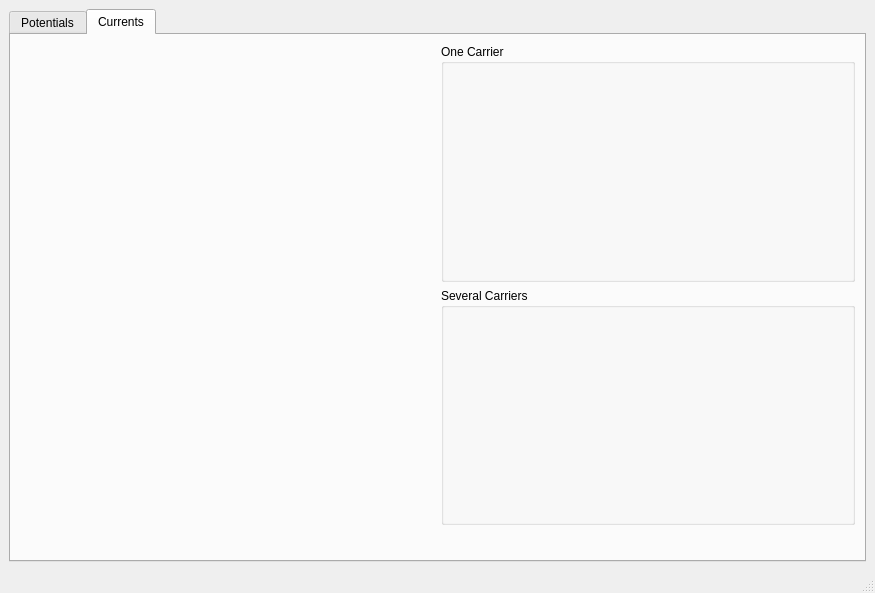
The window that src/mainWindow.ui (IFCA-HEP/TRACS) describes before a commit, drawn with Qt 5.
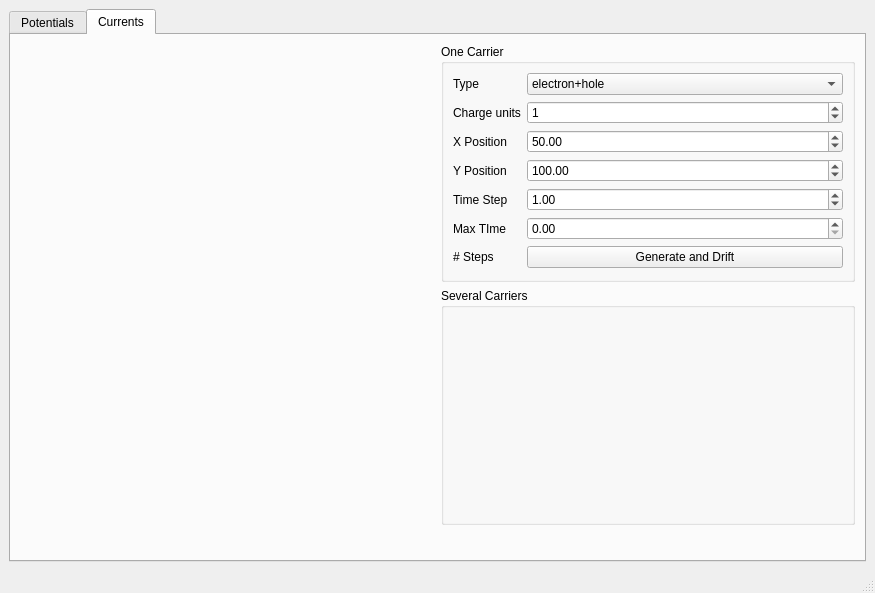
The same window after the commit. Custom widgets are drawn as their Qt base class.

Commit message: Plotring carrier drift

The edit to the form file:
```diff
--- a/src/mainWindow.ui
+++ b/src/mainWindow.ui
@@ -343,6 +343,123 @@
           <property name="title">
            <string>One Carrier</string>
           </property>
+          <layout class="QFormLayout" name="formLayout_2">
+           <item row="1" column="0">
+            <widget class="QLabel" name="label">
+             <property name="text">
+              <string>Charge units</string>
+             </property>
+            </widget>
+           </item>
+           <item row="6" column="1">
+            <widget class="QPushButton" name="single_carrier_button">
+             <property name="text">
+              <string>Generate and Drift</string>
+             </property>
+            </widget>
+           </item>
+           <item row="2" column="0">
+            <widget class="QLabel" name="label_3">
+             <property name="text">
+              <string>X Position</string>
+             </property>
+            </widget>
+           </item>
+           <item row="3" column="0">
+            <widget class="QLabel" name="label_4">
+             <property name="text">
+              <string>Y Position</string>
+             </property>
+            </widget>
+           </item>
+           <item row="0" column="0">
+            <widget class="QLabel" name="label_5">
+             <property name="text">
+              <string>Type</string>
+             </property>
+            </widget>
+           </item>
+           <item row="0" column="1">
+            <widget class="QComboBox" name="comboBox">
+             <item>
+              <property name="text">
+               <string>electron+hole</string>
+              </property>
+             </item>
+             <item>
+              <property name="text">
+               <string>electron</string>
+              </property>
+             </item>
+             <item>
+              <property name="text">
+               <string>hole</string>
+              </property>
+             </item>
+            </widget>
+           </item>
+           <item row="2" column="1">
+            <widget class="QDoubleSpinBox" name="doubleSpinBox_2">
+             <property name="maximum">
+              <double>10000.000000000000000</double>
+             </property>
+             <property name="value">
+              <double>50.000000000000000</double>
+             </property>
+            </widget>
+           </item>
+           <item row="3" column="1">
+            <widget class="QDoubleSpinBox" name="doubleSpinBox_3">
+             <property name="maximum">
+              <double>1000.000000000000000</double>
+             </property>
+             <property name="value">
+              <double>100.000000000000000</double>
+             </property>
+            </widget>
+           </item>
+           <item row="1" column="1">
+            <widget class="QSpinBox" name="spinBox">
+             <property name="maximum">
+              <number>100000</number>
+             </property>
+             <property name="value">
+              <number>1</number>
+             </property>
+            </widget>
+           </item>
+           <item row="5" column="1">
+            <widget class="QDoubleSpinBox" name="doubleSpinBox"/>
+           </item>
+           <item row="4" column="1">
+            <widget class="QDoubleSpinBox" name="doubleSpinBox_4">
+             <property name="value">
+              <double>1.000000000000000</double>
+             </property>
+            </widget>
+           </item>
+           <item row="4" column="0">
+            <widget class="QLabel" name="label_6">
+             <property name="text">
+              <string>Time Step</string>
+             </property>
+            </widget>
+           </item>
+           <item row="5" column="0">
+            <widget class="QLabel" name="label_7">
+             <property name="text">
+              <string>Max TIme</string>
+             </property>
+            </widget>
+           </item>
+           <item row="6" column="0">
+            <widget class="QLabel" name="label_2">
+             <property name="text">
+              <string># Steps</string>
+             </property>
+            </widget>
+           </item>
+          </layout>
          </widget>
         </item>
         <item row="1" column="0">
```
Left out of the diff: 9 changed lines with no effect on the pictures. The commit also changes 3 other files.
